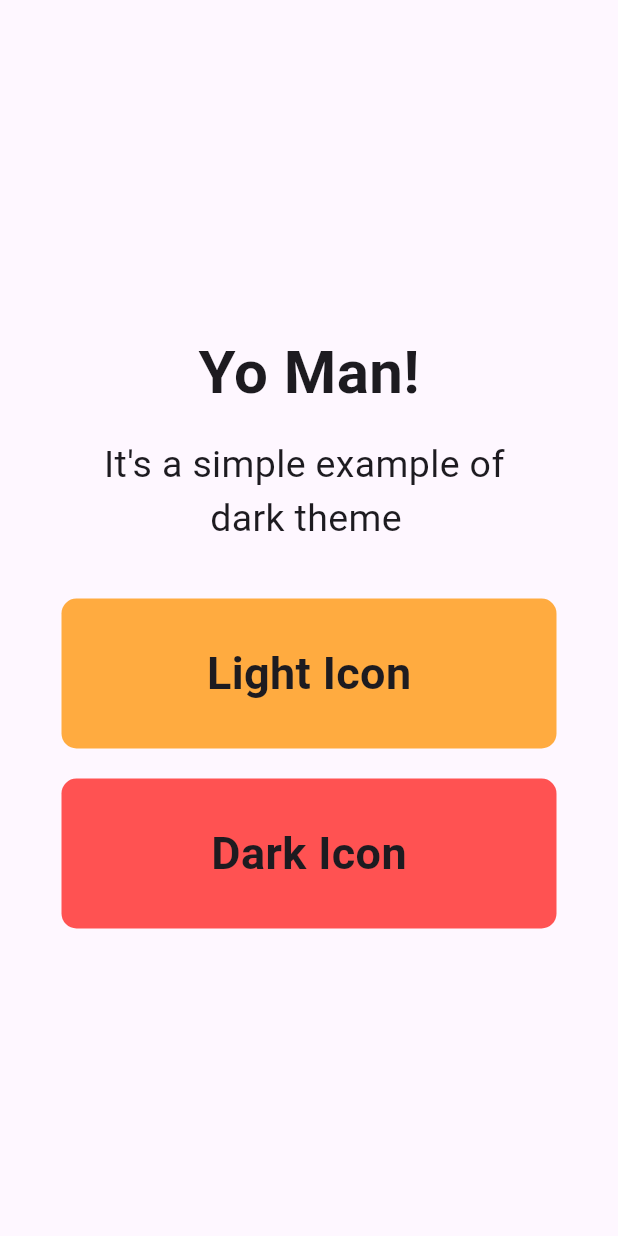
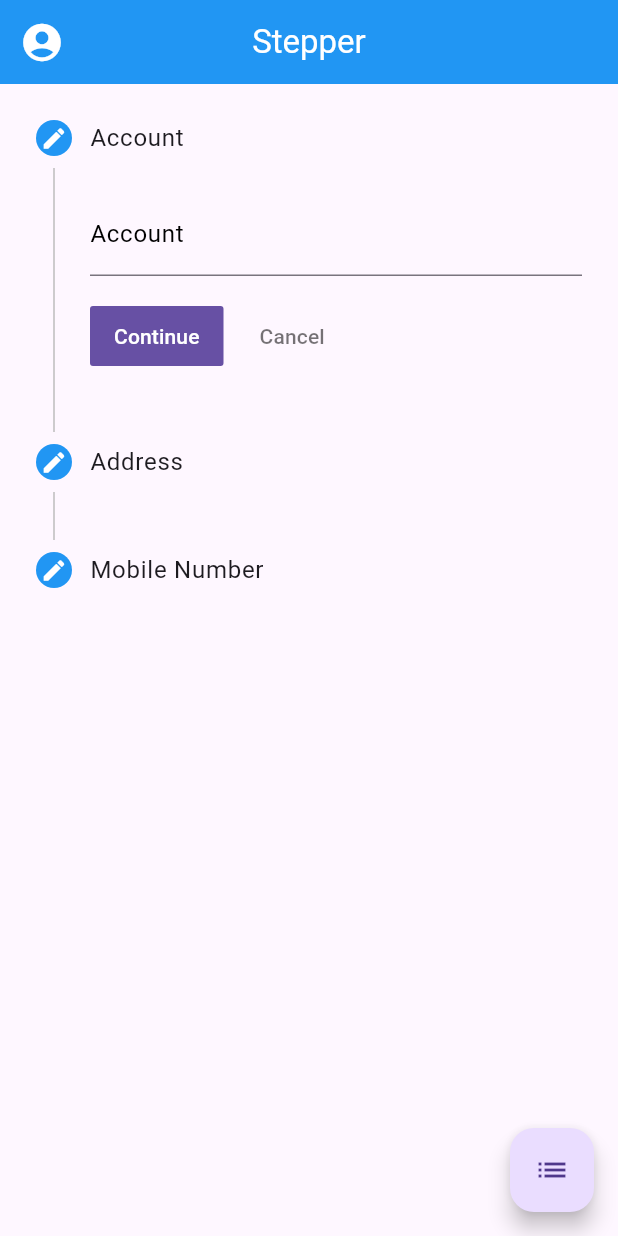
Before and after one commit to MrSajidShaikh/advance_flutter_ch1, a Flutter app: the screen it shows after launch, on a phone screen of 412 x 824 dp. Run offline on Flutter 3.47's test engine with Material 3 defaults, Android fonts, the phone set to English and light mode, and no system bars.

Commit message:
06-07-24

```diff
--- /dev/null
+++ b/lib/Stepper/stepper_example.dart
@@ -0,0 +1,118 @@
+import 'package:flutter/material.dart';
+import '../utils/globals.dart';
+
+class StepperExample extends StatefulWidget {
+  const StepperExample({super.key});
+
+  @override
+  State<StepperExample> createState() => _StepperExampleState();
+}
+
+class _StepperExampleState extends State<StepperExample> {
+  @override
+  Widget build(BuildContext context) {
+    return SafeArea(
+      child: Scaffold(
+        appBar: AppBar(
+          backgroundColor: Colors.blue,
+          centerTitle: true,
+          title: const Text(
+            'Stepper',
+            style: TextStyle(
+              color: Colors.white,
+            ),
+          ),
+          leading: const Icon(
+            Icons.account_circle,
+            size: 30,
+            color: Colors.white,
+          ),
+        ),
+        body: SizedBox(
+          width: double.infinity,
+          child: Stepper(
+            currentStep: index,
+            onStepCancel: () {
+              if (index > 0) {
+                setState(() {
+                  index -= 1;
+                });
+              }
+            },
+            onStepContinue: () {
+              if (index <= 1) {
+                setState(() {
+                  index++;
+                });
+              }
+            },
+            onStepTapped: (value) {
+              setState(() {
+                index = value;
+              });
+            },
+            type: isGrid ? StepperType.horizontal : StepperType.vertical,
+            steps: <Step>[
+              stepOfStepper(
+                label: 'Account',
+                valueFind: 0,
+                controller: txtAccount,
+              ),
+              stepOfStepper(
+                label: 'Address',
+                valueFind: 1,
+                controller: txtAddress,
+              ),
+              stepOfStepper(
+                label: 'Mobile Number',
+                valueFind: 2,
+                controller: txtContact,
+              ),
+            ],
+          ),
+        ),
+        floatingActionButton: FloatingActionButton(
+          onPressed: () {
+            setState(() {
+              if (isGrid) {
+                isGrid = false;
+              } else {
+                isGrid = true;
+              }
+            });
+          },
+          child: (isGrid) ? const Icon(Icons.grid_4x4) : const Icon(Icons.list),
+        ),
+      ),
+    );
+  }
+
+  Step stepOfStepper(
+      {required int valueFind, required label, required controller}) {
+    return Step(
+      state: (index > valueFind) ? StepState.complete : StepState.editing,
+      stepStyle: const StepStyle(
+        color: Colors.blue,
+      ),
+      title: Text(label),
+      content: Container(
+        alignment: Alignment.centerLeft,
+        child: TextFormField(
+          controller: controller,
+          cursorColor: Colors.black,
+          decoration: InputDecoration(
+            label: Text(label),
+            labelStyle: const TextStyle(
+              color: Colors.black,
+            ),
+            focusedBorder: const UnderlineInputBorder(
+              borderSide: BorderSide(
+                color: Colors.black,
+              ),
+            ),
+          ),
+        ),
+      ),
+    );
+  }
+}
--- a/lib/main.dart
+++ b/lib/main.dart
@@ -1,69 +1,18 @@
-import 'package:advance_flutter_ch1/utils/globals.dart';
+import 'package:advance_flutter_ch1/utils/routes.dart';
 import 'package:flutter/material.dart';
 
 void main() {
   runApp(const MyApp());
 }
 
-class MyApp extends StatefulWidget {
+class MyApp extends StatelessWidget {
   const MyApp({super.key});
 
   @override
-  State<MyApp> createState() => _MyAppState();
-}
-
-class _MyAppState extends State<MyApp> {
-  @override
   Widget build(BuildContext context) {
     return MaterialApp(
-      theme: ThemeData.light(),
-      darkTheme: ThemeData.dark(),
-      themeMode: isDark?ThemeMode.dark:ThemeMode.light,
       debugShowCheckedModeBanner: false,
-      home: Scaffold(
-        body: Column(
-          children: [
-            const SizedBox(height: 220,),
-            const Center(child: Text('Yo Man!',style: TextStyle(fontWeight: FontWeight.bold,fontSize: 40),),),
-            const SizedBox(height: 15,),
-            const Text("It's a simple example of \n \t\t\t\t\t\t\t\t\t\tdark theme",style: TextStyle(fontSize: 25),),
-            const SizedBox(height: 35,),
-            GestureDetector(
-              onTap: () {
-                setState(() {
-                  isDark = false;
-                });
-              },
-              child: Container(
-                height: 100,
-                width: 330,
-                decoration: BoxDecoration(
-                    borderRadius: BorderRadius.circular(10),
-                    color: Colors.orangeAccent
-                ),
-                child: const Center(child: Text('Light Icon',style: TextStyle(fontWeight: FontWeight.bold,fontSize: 30),)),
-              ),
-            ),
-            const SizedBox(height: 20,),
-            GestureDetector(
-              onTap: () {
-                setState(() {
-                  isDark = true;
-                });
-              },
-              child: Container(
-                height: 100,
-                width: 330,
-                decoration: BoxDecoration(
-                    borderRadius: BorderRadius.circular(10),
-                    color: Colors.redAccent
-                ),
-                child: const Center(child: Text('Dark Icon',style: TextStyle(fontWeight: FontWeight.bold,fontSize: 30),)),
-              ),
-            ),
-          ],
-        ),
-      ),
+      routes: AppRoutes.routes,
     );
   }
 }
--- a/lib/utils/globals.dart
+++ b/lib/utils/globals.dart
@@ -1 +1,8 @@
+import 'package:flutter/material.dart';
+
 bool isDark = false;
+var txtAccount = TextEditingController();
+var txtAddress = TextEditingController();
+var txtContact = TextEditingController();
+int index = 0;
+bool isGrid = false;
--- /dev/null
+++ b/lib/utils/routes.dart
@@ -0,0 +1,10 @@
+import 'package:advance_flutter_ch1/Switch%20dark%20theme%20to%20light%20theme/theme_change.dart';
+import 'package:flutter/cupertino.dart';
+import '../Stepper/stepper_example.dart';
+
+class AppRoutes {
+  static Map<String, Widget Function(BuildContext)> routes = {
+    // '/' : (context) => const ThemeChange(),
+    '/' : (context) => const StepperExample(),
+  };
+}
```
Also changed, not shown: lib/Switch dark theme to light theme/theme_change.dart (added, +91 -0 lines).
